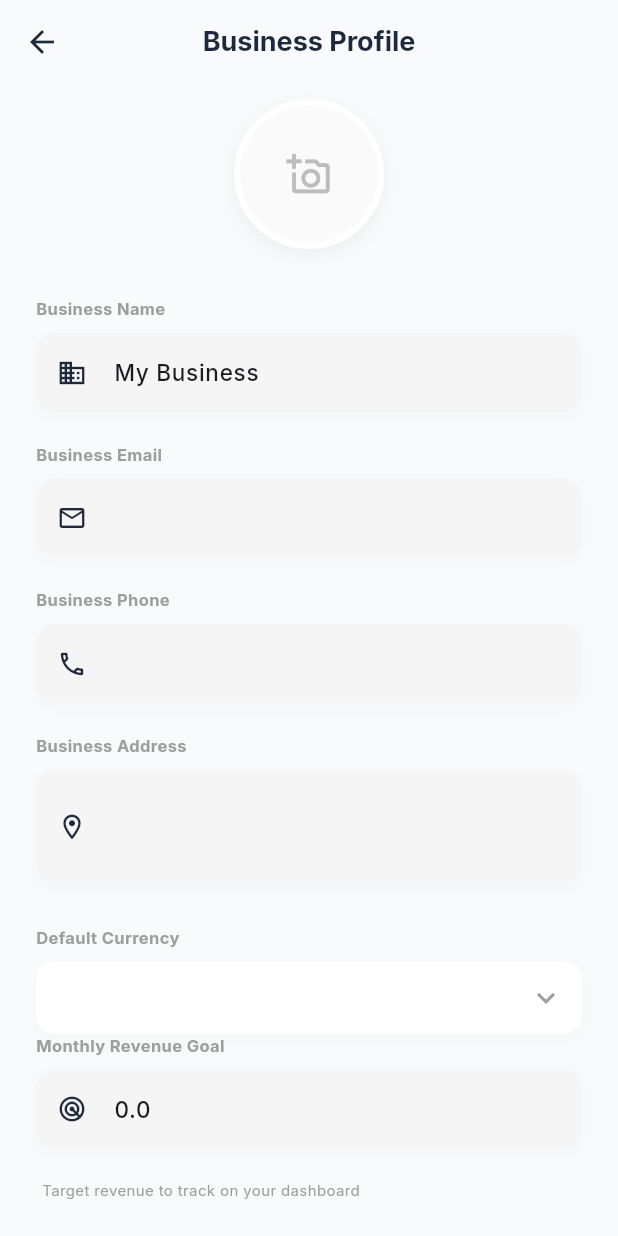
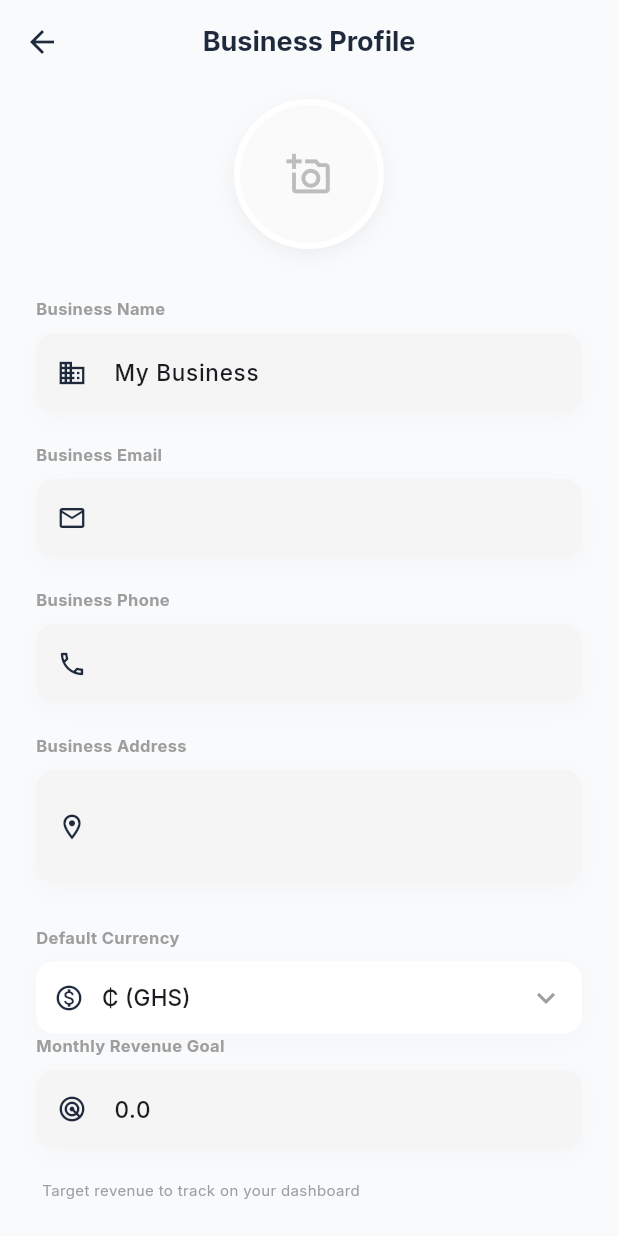
Before and after one commit to newman7890/DOCARA-INVOICE-AND-RECEIPT, a Flutter app: the BusinessProfileScreen screen opened directly, on a phone screen of 412 x 824 dp. Run offline on Flutter 3.47's test engine with Material 3 defaults, Android fonts, the phone set to English and light mode, and no system bars; our stand-ins replace barcode_widget, csv, file_picker, fl_chart, flutter_markdown, google_fonts and 8 more; missing offline and left inert: flutter_paystack_max, gal, mobile_scanner; accounts and stored records are empty.

Commit message:
Migrated legacy currency symbols to ISO codes

```diff
--- a/lib/screens/business_profile_screen.dart
+++ b/lib/screens/business_profile_screen.dart
@@ -59,7 +59,12 @@ class _BusinessProfileScreenState extends State<BusinessProfileScreen> {
     _managerPinController = TextEditingController(text: biz?.managerPin ?? '1234');
     _logoPath = biz?.logoPath;
     _signaturePath = biz?.signaturePath;
-    _selectedCurrency = biz?.currency ?? '\u20B5';
+    _selectedCurrency = biz?.currency ?? 'GHS';
+    // Migrate old symbols to ISO codes
+    if (_selectedCurrency == '\u20B5' || _selectedCurrency == '₵') _selectedCurrency = 'GHS';
+    if (_selectedCurrency == '\$') _selectedCurrency = 'USD';
+    if (_selectedCurrency == '\u20A6' || _selectedCurrency == '₦') _selectedCurrency = 'NGN';
+
     _selectedTemplate = biz?.pdfTemplate ?? PdfTemplate.sidebar;
     _selectedGateway = biz?.paymentGateway ?? PaymentGateway.none;
     _publicKeyController = TextEditingController(text: biz?.gatewayPublicKey);
```
